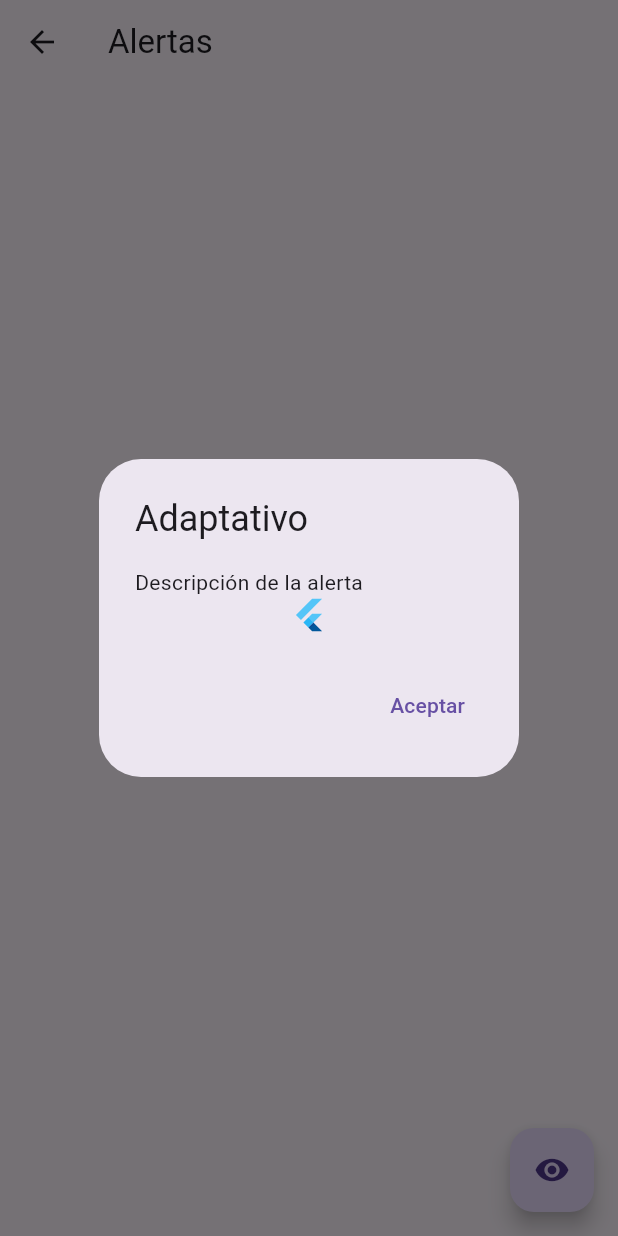
After one commit to RicharC293/componentes, a Flutter app: the AlertsScreen screen opened by its route, after a tap on the "remove red eye" icon, on a phone screen of 412 x 824 dp. The commit adds this screen. Run offline on Flutter 3.47's test engine with Material 3 defaults, Android fonts, the phone set to English and light mode, and no system bars.

Commit message:
Add imports and navigation for AlertsScreen and CardScreen

```diff
--- /dev/null
+++ b/lib/screens/alerts_screen.dart
@@ -0,0 +1,151 @@
+import 'package:flutter/cupertino.dart';
+import 'package:flutter/material.dart';
+
+class AlertsScreen extends StatelessWidget {
+  const AlertsScreen({super.key});
+
+  static const String routeName = '/alerts-screen';
+
+  Future<void> _crearAlertaMaterial(BuildContext context) async {
+    await showDialog(
+      context: context,
+      builder: (context) {
+        return AlertDialog(
+          title: const Text("Hola Mundo"),
+          content: const Column(
+            mainAxisSize: MainAxisSize.min,
+            crossAxisAlignment: CrossAxisAlignment.start,
+            children: [
+              Text("Descripción de la alerta"),
+              Center(
+                child: FlutterLogo(),
+              ),
+            ],
+          ),
+          actions: [
+            TextButton(
+                onPressed: () {
+                  Navigator.pop(context);
+                },
+                child: const Text('Aceptar')),
+            TextButton(
+                onPressed: () {
+                  Navigator.pop(context);
+                },
+                child: const Text('Cancelar')),
+          ],
+        );
+      },
+      barrierDismissible: false,
+    );
+  }
+
+  Future<void> _crearAlertaCupertino(BuildContext context) async {
+    showCupertinoDialog(
+        context: context,
+        builder: (context) {
+          return CupertinoAlertDialog(
+            title: const Text("Cupertino"),
+            content: const Column(
+              mainAxisSize: MainAxisSize.min,
+              crossAxisAlignment: CrossAxisAlignment.start,
+              children: [
+                Text("Descripción de la alerta"),
+                Center(
+                  child: FlutterLogo(),
+                ),
+              ],
+            ),
+            actions: [
+              CupertinoDialogAction(
+                onPressed: () => Navigator.pop(context),
+                child: const Text('Cerrar'),
+              )
+            ],
+          );
+        });
+  }
+
+  Future<void> _crearAlertaPorPlataforma(BuildContext context) async {
+    // if (Platform.isAndroid) {
+    //   _crearAlertaMaterial(context);
+    // } else {
+    //   _crearAlertaCupertino(context);
+    // }
+    await showAdaptiveDialog(
+        context: context,
+        builder: (context) {
+          return AlertDialog.adaptive(
+            title: const Text('Adaptativo'),
+            content: const Column(
+              mainAxisSize: MainAxisSize.min,
+              crossAxisAlignment: CrossAxisAlignment.start,
+              children: [
+                Text("Descripción de la alerta"),
+                Center(
+                  child: FlutterLogo(),
+                ),
+              ],
+            ),
+            actions: [
+              adaptiveAction(
+                context: context,
+                onPressed: () => Navigator.pop(context),
+                child: const Text('Aceptar'),
+              ),
+            ],
+          );
+        });
+  }
+
+  Widget adaptiveAction(
+      {required BuildContext context,
+      required VoidCallback onPressed,
+      required Widget child}) {
+    final ThemeData theme = Theme.of(context);
+    switch (theme.platform) {
+      case TargetPlatform.android:
+      case TargetPlatform.fuchsia:
+      case TargetPlatform.linux:
+      case TargetPlatform.windows:
+        return TextButton(onPressed: onPressed, child: child);
+      case TargetPlatform.iOS:
+      case TargetPlatform.macOS:
+        return CupertinoDialogAction(onPressed: onPressed, child: child);
+    }
+  }
+
+  /// Validar que funcione en la web
+  /// Condición que ter permite crear un tipo de botón diferente
+  /// en el caso de que se use en la web. ElevatedButton(),
+
+  @override
+  Widget build(BuildContext context) {
+    return Scaffold(
+      appBar: AppBar(title: const Text("Alertas")),
+      body: Center(
+        child: Column(
+          mainAxisSize: MainAxisSize.min,
+          children: [
+            ElevatedButton(
+                onPressed: () {
+                  _crearAlertaMaterial(context);
+                },
+                child: Text("Alerta Material")),
+            TextButton(
+                onPressed: () {
+                  _crearAlertaCupertino(context);
+                },
+                child: Text("Alerta Cupertino")),
+          ],
+        ),
+      ),
+      floatingActionButton: FloatingActionButton(
+        onPressed: () {
+          _crearAlertaPorPlataforma(context);
+        },
+        child: const Icon(Icons.remove_red_eye),
+      ),
+    );
+  }
+}
--- a/lib/utils/routes.dart
+++ b/lib/utils/routes.dart
@@ -1,3 +1,5 @@
+import 'package:componentes/screens/alerts_screen.dart';
+import 'package:componentes/screens/card_screen.dart';
 import 'package:componentes/screens/home_screen.dart';
 import 'package:componentes/screens/lists_screen.dart';
 import 'package:componentes/screens/lists_view_screen.dart';
@@ -12,4 +14,6 @@ final routes = {
   NavigationScreen.routeName: (context) => const NavigationScreen(),
   ListScreen.routeName: (context) => const ListScreen(),
   ListsViewScreen.routeName: (context) => const ListsViewScreen(),
+  AlertsScreen.routeName: (context) => const AlertsScreen(),
+  CardScreen.routeName: (context) => const CardScreen(),
 };
```
Also changed, not shown: lib/screens/card_screen.dart (added, +12 -0 lines), lib/screens/home_screen.dart (+18 -0 lines).
